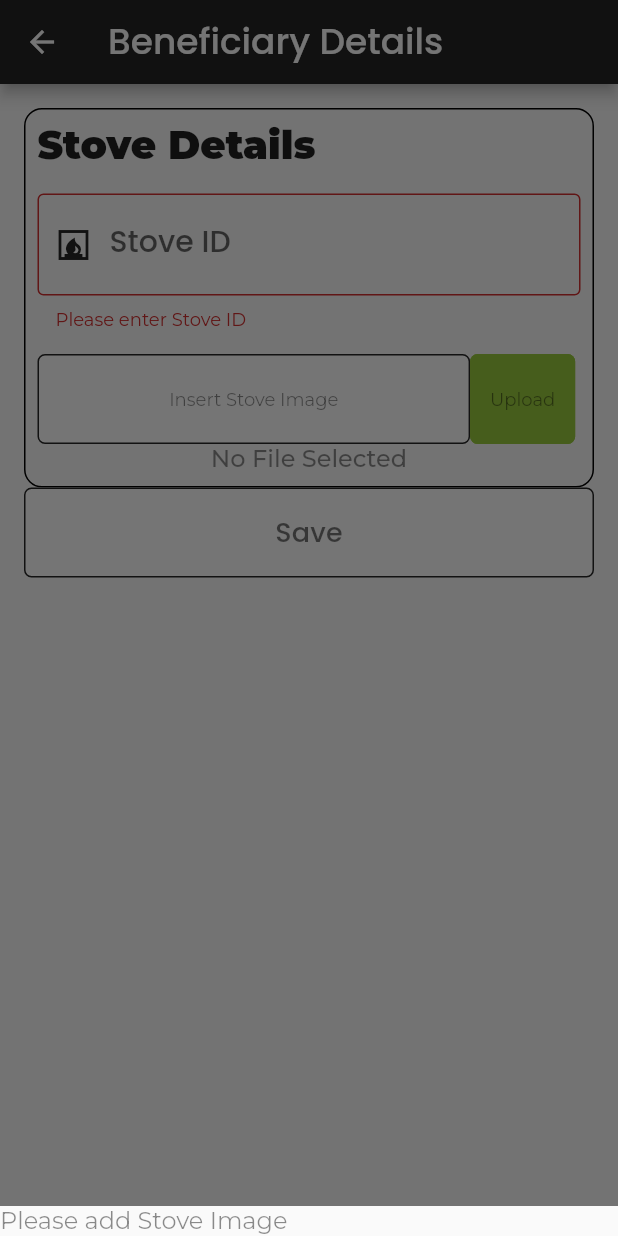
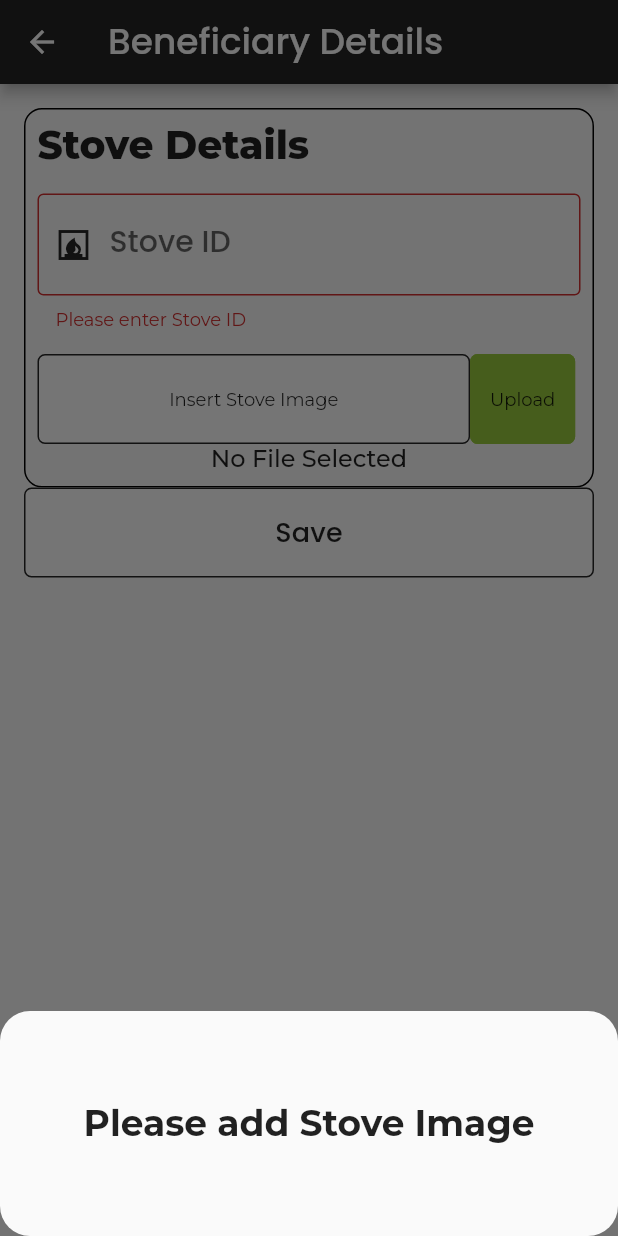
Before and after one commit to cjay-7/alphabet_green_energy, a Flutter app: the BeneficiaryFormWidget screen opened directly, after a tap on "Save", on a phone screen of 412 x 824 dp. Run offline on Flutter 3.47's test engine with Material 2 defaults, Android fonts, the phone set to English and light mode, and no system bars; our stand-ins replace cloud_firestore, dropdown_search, firebase_auth, firebase_core, firebase_storage, flutter_otp_text_field and 3 more; accounts and stored records are empty; project files that could hold a hidden picture were left out.

Commit message:
upload validation

```diff
--- a/lib/src/features/beneficiary_form/screens/beneficiary_form/beneficiary_form.dart
+++ b/lib/src/features/beneficiary_form/screens/beneficiary_form/beneficiary_form.dart
@@ -22,6 +22,7 @@ class BeneficiaryFormWidget extends StatefulWidget {
 class BeneficiaryFormWidgetState extends State<BeneficiaryFormWidget> {
   final controller = Get.put(BeneficiaryAddController());
   final _formKey = GlobalKey<FormState>();
+
   @override
   Widget build(BuildContext context) {
     return Scaffold(
@@ -53,7 +54,8 @@ class BeneficiaryFormWidgetState extends State<BeneficiaryFormWidget> {
                   height: 60.0,
                   child: OutlinedButton(
                     onPressed: () {
-                      if (_formKey.currentState!.validate() && controller.stoveImg != '') {
+                      if (_formKey.currentState!.validate() &&
+                          controller.stoveImg != '') {
                         _formKey.currentState!.save();
                         final beneficiary = BeneficiaryModel(
                             stoveID: controller.stoveID.text.trim(),
@@ -64,10 +66,24 @@ class BeneficiaryFormWidgetState extends State<BeneficiaryFormWidget> {
                             zip: controller.zip.text.trim(),
                             phoneNumber: controller.phoneNumber.text.trim(),
                             idNumber: controller.idNumber.text.trim(),
-                            idType: controller.idType, stoveImg: controller.stoveImg);
+                            idType: controller.idType,
+                            stoveImg: controller.stoveImg);
                         BeneficiaryAddController.instance.addData(beneficiary);
-                      } else if (controller.stoveImg == ''){
-                        showModalBottomSheet(context: context, builder:  (context) => Text("Please add Stove Image"));
+                      } else if (controller.stoveImg == '') {
+                        showModalBottomSheet(
+                            context: context,
+                            shape: RoundedRectangleBorder(
+                                borderRadius: BorderRadius.circular(20.0)),
+                            builder: (context) => SizedBox(
+                                height: 150,
+                                child: Center(
+                                  child:
+                                      Text("Please add Stove Image",
+                                          style: Theme.of(context)
+                                              .textTheme
+                                              .headlineSmall),
+
+                                )));
                       }
                     },
                     child: Text(
--- a/lib/src/utils/theme/text_theme.dart
+++ b/lib/src/utils/theme/text_theme.dart
@@ -10,41 +10,41 @@ class AppTextTheme {
     ),
     headlineMedium: GoogleFonts.montserrat(
       color: Colors.black87,
-      fontWeight: FontWeight.w900,
+      fontWeight: FontWeight.w800,
       fontSize: 26,
     ),
     headlineSmall: GoogleFonts.montserrat(
       color: Colors.black87,
-      fontWeight: FontWeight.w900,
+      fontWeight: FontWeight.w700,
       fontSize: 24,
     ),
     titleLarge: GoogleFonts.poppins(
-      color: Colors.black54,
+      color: Colors.black87,
       fontSize: 24,
       fontWeight: FontWeight.w500,
     ),
     titleMedium: GoogleFonts.poppins(
-      color: Colors.black54,
+      color: Colors.black87,
       fontSize: 20,
       fontWeight: FontWeight.w500,
     ),
     titleSmall: GoogleFonts.poppins(
-      color: Colors.black54,
+      color: Colors.black87,
       fontSize: 18,
       fontWeight: FontWeight.w500,
     ),
     bodyLarge: GoogleFonts.montserrat(
-      color: Colors.black45,
+      color: Colors.black87,
       fontWeight: FontWeight.w400,
       fontSize: 18,
     ),
     bodyMedium: GoogleFonts.montserrat(
-      color: Colors.black45,
+      color: Colors.black87,
       fontWeight: FontWeight.w400,
       fontSize: 16,
     ),
     bodySmall: GoogleFonts.montserrat(
-      color: Colors.black45,
+      color: Colors.black87,
       fontWeight: FontWeight.w400,
       fontSize: 12,
     ),
```
